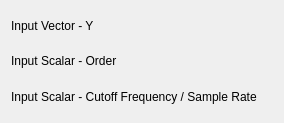
The window that src/plugins/filters/butterworth_highpass/filterbutterworthhighpassconfig.ui (Kst-plot/kst) describes before a commit, drawn with Qt 5.
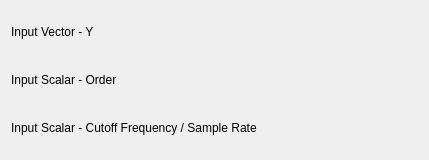
The same window after the commit. Custom widgets are drawn as their Qt base class.

Diff of the .ui file:
```diff
--- a/src/plugins/filters/butterworth_highpass/filterbutterworthhighpassconfig.ui
+++ b/src/plugins/filters/butterworth_highpass/filterbutterworthhighpassconfig.ui
@@ -5,13 +5,19 @@
    <rect>
     <x>0</x>
     <y>0</y>
-    <width>284</width>
-    <height>123</height>
+    <width>429</width>
+    <height>160</height>
    </rect>
   </property>
+  <property name="minimumSize" >
+   <size>
+    <width>400</width>
+    <height>0</height>
+   </size>
+  </property>
   <layout class="QVBoxLayout" name="verticalLayout" >
    <item>
-    <layout class="QHBoxLayout" name="horizontalLayout" >
+    <layout class="QHBoxLayout" name="horizontalLayout_3" >
      <item>
       <widget class="QLabel" name="label_3" >
        <property name="sizePolicy" >
@@ -28,6 +34,19 @@
        </property>
       </widget>
      </item>
+     <item>
+      <spacer name="horizontalSpacer" >
+       <property name="orientation" >
+        <enum>Qt::Horizontal</enum>
+       </property>
+       <property name="sizeHint" stdset="0" >
+        <size>
+         <width>40</width>
+         <height>20</height>
+        </size>
+       </property>
+      </spacer>
+     </item>
      <item>
       <widget class="Kst::VectorSelector" native="1" name="_vector" >
        <property name="sizePolicy" >
@@ -58,13 +77,26 @@
        </property>
       </widget>
      </item>
+     <item>
+      <spacer name="horizontalSpacer_2" >
+       <property name="orientation" >
+        <enum>Qt::Horizontal</enum>
+       </property>
+       <property name="sizeHint" stdset="0" >
+        <size>
+         <width>40</width>
+         <height>20</height>
+        </size>
+       </property>
+      </spacer>
+     </item>
      <item>
       <widget class="Kst::ScalarSelector" native="1" name="_scalarOrder" />
      </item>
     </layout>
    </item>
    <item>
-    <layout class="QHBoxLayout" name="horizontalLayout_3" >
+    <layout class="QHBoxLayout" name="horizontalLayout" >
      <item>
       <widget class="QLabel" name="label_5" >
        <property name="sizePolicy" >
@@ -81,6 +113,19 @@
        </property>
       </widget>
      </item>
+     <item>
+      <spacer name="horizontalSpacer_3" >
+       <property name="orientation" >
+        <enum>Qt::Horizontal</enum>
+       </property>
+       <property name="sizeHint" stdset="0" >
+        <size>
+         <width>40</width>
+         <height>20</height>
+        </size>
+       </property>
+      </spacer>
+     </item>
      <item>
       <widget class="Kst::ScalarSelector" native="1" name="_scalarCutoff" />
      </item>
```
